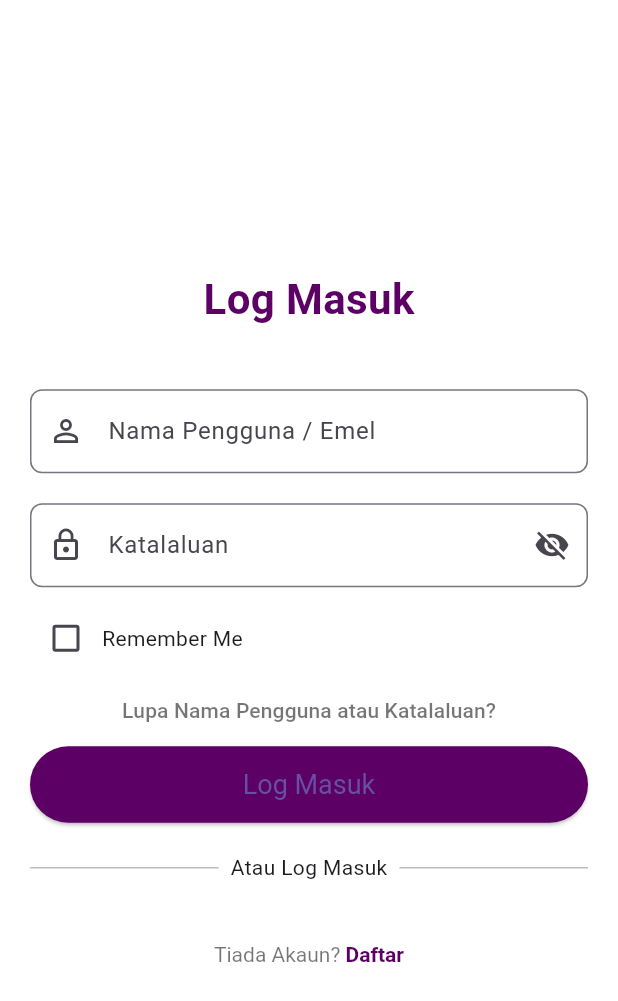
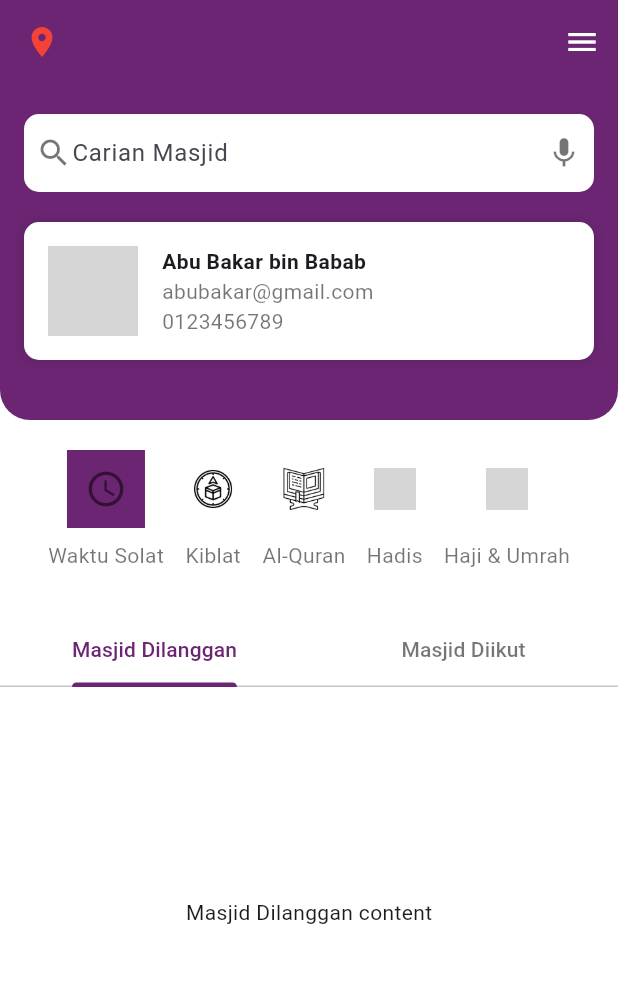
Before and after one commit to ashrzl/test2, a Flutter app: the screen it shows after launch, after a tap on "Log Masuk", on a phone screen of 412 x 824 dp. Shown: the top 1001 px of the screen. Run offline on Flutter 3.47's test engine with Material 3 defaults, Android fonts, the phone set to English and light mode, and no system bars; grey boxes are pictures that could not be loaded.

Commit message:
update login and home page

```diff
--- /dev/null
+++ b/lib/homePage.dart
@@ -0,0 +1,210 @@
+import 'package:flutter/material.dart';
+
+class HomePage extends StatelessWidget {
+  @override
+  Widget build(BuildContext context) {
+    return Scaffold(
+      appBar: AppBar(
+        elevation: 0,
+        backgroundColor: Color(0xFF6B2572), // Purple color
+        leading: Padding(
+          padding: EdgeInsets.only(left: 16),
+          child: Row(
+            children: [
+              Icon(Icons.location_on, color: Colors.red),
+              SizedBox(width: 4),
+              // Text(
+              //   'Puchong, Selangor',
+              //   style: TextStyle(color: Colors.white),
+              // ),
+            ],
+          ),
+        ),
+        actions: [
+          IconButton(
+            icon: Icon(Icons.menu, color: Colors.white),
+            onPressed: () {
+              // Open menu logic
+            },
+          ),
+        ],
+      ),
+      backgroundColor: Colors.white,
+      body: SingleChildScrollView(
+        child: Column(
+          crossAxisAlignment: CrossAxisAlignment.stretch,
+          children: [
+            Container(
+              decoration: BoxDecoration(
+                color: Color(0xFF6B2572),
+                borderRadius: BorderRadius.vertical(
+                  bottom: Radius.circular(20),
+                ),
+              ),
+              padding: EdgeInsets.symmetric(horizontal: 16, vertical: 20),
+              child: Column(
+                children: [
+                  // Search Mosque Bar
+                  Container(
+                    padding: EdgeInsets.symmetric(horizontal: 8, vertical: 2),
+                    decoration: BoxDecoration(
+                      color: Colors.white,
+                      borderRadius: BorderRadius.circular(10),
+                    ),
+                    child: Row(
+                      children: [
+                        Icon(Icons.search, color: Colors.black54),
+                        Expanded(
+                          child: TextField(
+                            decoration: InputDecoration(
+                              hintText: 'Carian Masjid',
+                              border: InputBorder.none,
+                            ),
+                          ),
+                        ),
+                        Icon(Icons.mic, color: Colors.black54),
+                      ],
+                    ),
+                  ),
+                  SizedBox(height: 20),
+                  // Profile Section
+                  Container(
+                    padding: EdgeInsets.all(16),
+                    decoration: BoxDecoration(
+                      color: Colors.white,
+                      borderRadius: BorderRadius.circular(10),
+                      boxShadow: [
+                        BoxShadow(
+                          color: Colors.black12,
+                          blurRadius: 6,
+                        ),
+                      ],
+                    ),
+                    child: Row(
+                      children: [
+                        // Profile Picture
+                        CircleAvatar(
+                          radius: 30,
+                          backgroundImage: AssetImage('assets/profile.jpg'), // Add profile image asset
+                          child: Align(
+                            alignment: Alignment.bottomRight,
+                            child: Container(
+                              decoration: BoxDecoration(
+                                shape: BoxShape.circle,
+                                color: Colors.white,
+                              ),
+                              child: Icon(Icons.edit, color: Color(0xFF6B2572), size: 16),
+                            ),
+                          ),
+                        ),
+                        SizedBox(width: 16),
+                        // Profile Details
+                        Column(
+                          crossAxisAlignment: CrossAxisAlignment.start,
+                          children: [
+                            Text(
+                              'Abu Bakar bin Babab',
+                              style: TextStyle(fontWeight: FontWeight.bold),
+                            ),
+                            Text('abubakar@gmail.com', style: TextStyle(color: Colors.black54)),
+                            Text('0123456789', style: TextStyle(color: Colors.black54)),
+                          ],
+                        ),
+                      ],
+                    ),
+                  ),
+                  SizedBox(height: 20),
+                ],
+              ),
+            ),
+            SizedBox(height: 20),
+            // Menu Icons
+            Padding(
+              padding: const EdgeInsets.symmetric(horizontal: 32),
+              child: Row(
+                mainAxisAlignment: MainAxisAlignment.spaceBetween,
+                children: [
+                  // Icon with purple background
+                  _buildMenuIconWithIcon(Icons.schedule, 'Waktu Solat'),
+
+                  // Image icons with purple background
+                  _buildMenuIconWithImage('assets/qibla.png', 'Kiblat'),
+                  _buildMenuIconWithImage('assets/read-quran.png', 'Al-Quran'),
+                  _buildMenuIconWithImage('assets/hadith.png', 'Hadis'),
+                  _buildMenuIconWithImage('assets/kaabah.png', 'Haji & Umrah'),
+                ],
+              ),
+            ),
+
+            SizedBox(height: 30),
+            // Bottom Tab
+            DefaultTabController(
+              length: 2,
+              child: Column(
+                children: [
+                  TabBar(
+                    indicatorColor: Color(0xFF6B2572),
+                    labelColor: Color(0xFF6B2572),
+                    unselectedLabelColor: Colors.black54,
+                    tabs: [
+                      Tab(text: 'Masjid Dilanggan'),
+                      Tab(text: 'Masjid Diikut'),
+                    ],
+                  ),
+                  Container(
+                    height: 300, // Just a placeholder height
+                    child: TabBarView(
+                      children: [
+                        Center(child: Text('Masjid Dilanggan content')),
+                        Center(child: Text('Masjid Diikut content')),
+                      ],
+                    ),
+                  ),
+                ],
+              ),
+            ),
+          ],
+        ),
+      ),
+    );
+  }
+
+  // Function to build the menu icon using IconData
+  Widget _buildMenuIconWithIcon(IconData icon, String label) {
+    return Column(
+      children: [
+        Container(
+          padding: EdgeInsets.all(12),
+          child: Icon(icon, size: 28, color: Colors.black54),
+          color: Color(0xFF6B2572),
+        ),
+        SizedBox(height: 8),
+        Text(
+          label,
+          style: TextStyle(color: Colors.black54),
+        ),
+      ],
+    );
+  }
+
+  // Function to build the menu icon using Image.asset
+  Widget _buildMenuIconWithImage(String assetPath, String label) {
+    return Column(
+      children: [
+        Container(
+          padding: EdgeInsets.all(12),
+          child: Image.asset(
+            assetPath,
+            height: 28,
+            width: 28,
+          ),
+        ),
+        SizedBox(height: 8),
+        Text(
+          label,
+          style: TextStyle(color: Colors.black54),
+        ),
+      ],
+    );
+  }
+}
--- a/lib/main.dart
+++ b/lib/main.dart
@@ -1,4 +1,5 @@
 import 'package:flutter/material.dart';
+import 'package:test2/homePage.dart';
 
 void main() {
   runApp(MyApp());
@@ -19,139 +20,137 @@ class LoginScreen extends StatelessWidget {
   Widget build(BuildContext context) {
     return Scaffold(
       backgroundColor: Colors.white,
-      body: Padding(
-        padding: const EdgeInsets.all(20.0),
+      body: Center(
+        child: SingleChildScrollView(
+          padding: EdgeInsets.symmetric(horizontal: 32),
           child: Column(
-          mainAxisAlignment: MainAxisAlignment.center,
             crossAxisAlignment: CrossAxisAlignment.stretch,
             children: [
-            // Top title "Log Masuk"
-            Center(
-              child: Text(
+              SizedBox(height: 60),
+              // Heading
+              Text(
                 'Log Masuk',
+                textAlign: TextAlign.center,
                 style: TextStyle(
                   fontSize: 28,
                   fontWeight: FontWeight.bold,
-                  color: Color(0xFF5C0065), // Assuming this color for the text
-                ),
+                  color: Color(0xFF6B2572), // Purple color
                 ),
               ),
               SizedBox(height: 40),
-
-            // Username / Email Text Field
+              // Username/Email TextField
               TextField(
                 decoration: InputDecoration(
                   labelText: 'Nama Pengguna / Emel',
                   prefixIcon: Icon(Icons.person_outline),
                   border: OutlineInputBorder(
-                  borderRadius: BorderRadius.circular(8),
+                    borderRadius: BorderRadius.circular(10),
                   ),
                 ),
               ),
               SizedBox(height: 20),
-
-            // Password Text Field
+              // Password TextField
               TextField(
                 obscureText: true,
                 decoration: InputDecoration(
                   labelText: 'Katalaluan',
                   prefixIcon: Icon(Icons.lock_outline),
-                suffixIcon: IconButton(
-                  icon: Icon(Icons.visibility_off),
-                  onPressed: () {},
-                ),
+                  suffixIcon: Icon(Icons.visibility_off),
                   border: OutlineInputBorder(
-                  borderRadius: BorderRadius.circular(8),
+                    borderRadius: BorderRadius.circular(10),
                   ),
                 ),
               ),
               SizedBox(height: 10),
-
-            // Remember Me Checkbox
-            Row(
-              children: [
-                Checkbox(
-                  value: false,
-                  onChanged: (bool? value) {},
-                ),
-                Text('Remember Me'),
-              ],
-            ),
-
-            // "Lupa Nama Pengguna atau Katalaluan?"
-            Align(
-              alignment: Alignment.center,
-              child: TextButton(
-                onPressed: () {},
+              // Forgot password text
+              TextButton(
+                onPressed: () {
+                  // Add forgot password logic here
+                },
                 child: Text(
                   'Lupa Nama Pengguna atau Katalaluan?',
                   style: TextStyle(color: Colors.black54),
                 ),
               ),
+              SizedBox(height: 10),
+              // Login Button
+              ElevatedButton(
+                style: ElevatedButton.styleFrom(
+                  backgroundColor: Color(0xFF6B2572), // Purple color
+                  shape: RoundedRectangleBorder(
+                    borderRadius: BorderRadius.circular(10),
                   ),
-
-            // Log Masuk Button
-            ElevatedButton(
-              onPressed: () {},
-              child: Text('Log Masuk'),
-              style: ElevatedButton.styleFrom(
-                backgroundColor: Color(0xFF5C0065), // Button background color
                   padding: EdgeInsets.symmetric(vertical: 15),
-                textStyle: TextStyle(
-                    fontSize: 18,
                 ),
+                onPressed: () {
+                  // Navigate to the MosqueSearchScreen when pressed
+                  Navigator.push(
+                    context,
+                    MaterialPageRoute(builder: (context) => HomePage()),
+                  );
+                },
+                child: Text(
+                  'Log Masuk',
+                  style: TextStyle(fontSize: 18),
                 ),
               ),
               SizedBox(height: 20),
-
-            // Or Divider
+              // Or separator
               Row(
                 children: [
-                Expanded(child: Divider(color: Colors.black26)),
+                  Expanded(
+                    child: Divider(color: Colors.black45),
+                  ),
                   Padding(
                     padding: const EdgeInsets.symmetric(horizontal: 8.0),
                     child: Text('Atau Log Masuk'),
                   ),
-                Expanded(child: Divider(color: Colors.black26)),
+                  Expanded(
+                    child: Divider(color: Colors.black45),
+                  ),
                 ],
               ),
               SizedBox(height: 20),
-
               // Google Sign In Button
-            // ElevatedButton.icon(
-            //   icon: Icon(Icons.g_mobiledata, size: 30),
-            //   label: Text('Log in dengan Google'),
-            //   onPressed: () {},
-            //   style: ElevatedButton.styleFrom(
-            //     foregroundColor: Colors.black,
-            //     backgroundColor: Colors.white,
-            //     side: BorderSide(color: Colors.black12),
-            //   ),
-            // ),
+              ElevatedButton.icon(
+                style: ElevatedButton.styleFrom(
+                  backgroundColor: Colors.white,
+                  shape: RoundedRectangleBorder(
+                    side: BorderSide(color: Colors.black12),
+                    borderRadius: BorderRadius.circular(10),
+                  ),
+                  padding: EdgeInsets.symmetric(vertical: 15),
+                ),
+                icon: Image.asset(
+                  'assets/google-symbol.png', // Add Google icon asset here
+                  height: 24,
+                  width: 24,
+                ),
+                onPressed: () {
+                  // Add Google login logic here
+                },
+                label: Text(
+                  'Log Masuk dengan Google',
+                  style: TextStyle(color: Colors.black),
+                ),
+              ),
               SizedBox(height: 20),
-
-            // Daftar Text
-            Center(
-              child: RichText(
-                text: TextSpan(
-                  text: 'Tiada Akaun? ',
-                  style: TextStyle(color: Colors.black54),
-                  children: <TextSpan>[
-                    TextSpan(
-                      text: 'Daftar',
+              // Register link
+              TextButton(
+                onPressed: () {
+                  // Add register navigation here
+                },
+                child: Text(
+                  'Tiada Akaun? Daftar',
                   style: TextStyle(
-                        color: Color(0xFF5C0065),
-                        fontWeight: FontWeight.bold,
-                      ),
-                      // Can add a GestureDetector to navigate to the registration screen
-                    ),
-                  ],
+                    color: Color(0xFF6B2572), // Purple color
                   ),
                 ),
               ),
             ],
           ),
         ),
+      ),
     );
   }
 }
--- a/pubspec.yaml
+++ b/pubspec.yaml
@@ -57,6 +57,12 @@ flutter:
   # included with your application, so that you can use the icons in
   # the material Icons class.
   uses-material-design: true
+  assets:
+    - assets/google-symbol.png
+    - assets/qibla.png
+    - assets/read-quran.png
+    - assets/hadith.png
+    - assets/kaabah.png
 
   # To add assets to your application, add an assets section, like this:
   # assets:
```
Also changed, not shown: assets/google-symbol.png (added), assets/qibla.png (added), assets/read-quran.png (added). Lines whose indentation alone changed are shown as unchanged.
